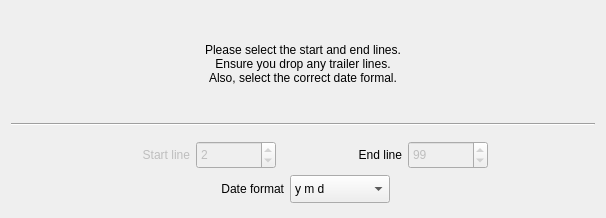
Qt form kmymoney/plugins/csvimport/lines-datewizardpage.ui (KDE/kmymoney) before a commit.
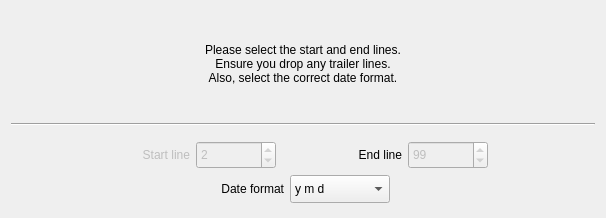
The same form after that commit. Custom widgets are drawn as their Qt base class.

The edit to the form file:
```diff
--- a/kmymoney/plugins/csvimport/lines-datewizardpage.ui
+++ b/kmymoney/plugins/csvimport/lines-datewizardpage.ui
@@ -60,7 +60,7 @@
        <property name="text">
         <string>Please select the start and end lines.
 Ensure you drop any trailer lines.
-Also, select the correct date formal.</string>
+Also, select the correct date format.</string>
        </property>
        <property name="alignment">
         <set>Qt::AlignCenter</set>
```
